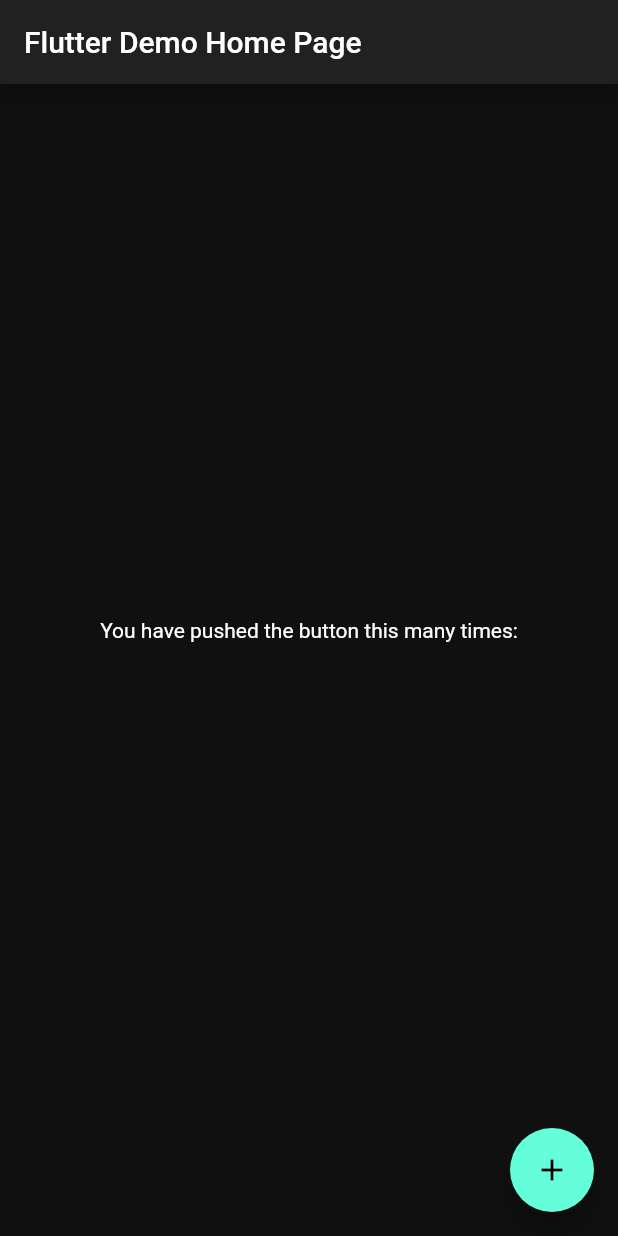
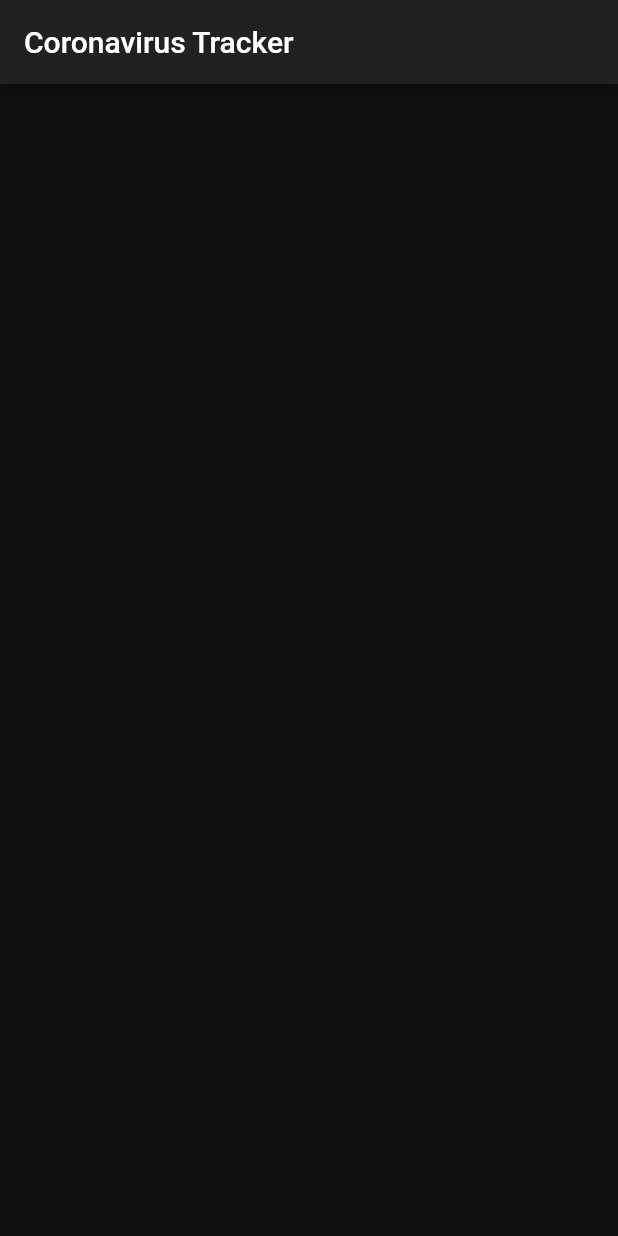
Before and after one commit to game123/corona, a Flutter app: the screen it shows after launch, on a phone screen of 412 x 824 dp. Run offline on Flutter 3.47's test engine with Material 2 defaults, Android fonts, the phone set to English and light mode, and no system bars.

Commit message:
UI class added

```diff
--- /dev/null
+++ b/lib/app/ui/dashboard.dart
@@ -0,0 +1,17 @@
+import 'package:flutter/material.dart';
+
+class Dashboard extends StatefulWidget {
+  @override
+  _DashboardState createState() => _DashboardState();
+}
+
+class _DashboardState extends State<Dashboard> {
+  @override
+  Widget build(BuildContext context) {
+    return Scaffold(
+      appBar: AppBar(
+        title: Text('Coronavirus Tracker'),
+      ),
+    );
+  }
+}
--- a/lib/main.dart
+++ b/lib/main.dart
@@ -4,6 +4,7 @@ import 'package:provider/provider.dart';
 import 'app/repositories/data_repository.dart';
 import 'app/services/api.dart';
 import 'app/services/api_service.dart';
+import 'app/ui/dashboard.dart';
 
 void main() {
   runApp(MyApp());
@@ -24,112 +25,8 @@ class MyApp extends StatelessWidget {
           scaffoldBackgroundColor: Color(0xFF101010),
           cardColor: Color(0xFF222222),
         ),
-        home: MyHomePage(title: 'Flutter Demo Home Page'),
+        home: Dashboard(),
       ),
     );
   }
 }
-
-class MyHomePage extends StatefulWidget {
-  MyHomePage({Key key, this.title}) : super(key: key);
-
-  // This widget is the home page of your application. It is stateful, meaning
-  // that it has a State object (defined below) that contains fields that affect
-  // how it looks.
-
-  // This class is the configuration for the state. It holds the values (in this
-  // case the title) provided by the parent (in this case the App widget) and
-  // used by the build method of the State. Fields in a Widget subclass are
-  // always marked "final".
-
-  final String title;
-
-  @override
-  _MyHomePageState createState() => _MyHomePageState();
-}
-
-class _MyHomePageState extends State<MyHomePage> {
-  String _accessToken = '';
-  int _cases;
-  int _deaths;
-
-  Future<void> _updateAccessToken() async {
-    final apiService = APIService(API.sandbox());
-    final accessToken = await apiService.getAccessToken();
-    final cases = await apiService.getEndpointData(
-      accessToken: accessToken,
-      endpoint: Endpoint.cases,
-    );
-    final deaths = await apiService.getEndpointData(
-      accessToken: accessToken,
-      endpoint: Endpoint.deaths,
-    );
-    setState(() {
-      _accessToken = accessToken;
-      _cases = cases;
-      _deaths = deaths;
-    });
-  }
-
-  @override
-  Widget build(BuildContext context) {
-    // This method is rerun every time setState is called, for instance as done
-    // by the _incrementCounter method above.
-    //
-    // The Flutter framework has been optimized to make rerunning build methods
-    // fast, so that you can just rebuild anything that needs updating rather
-    // than having to individually change instances of widgets.
-    return Scaffold(
-      appBar: AppBar(
-        // Here we take the value from the MyHomePage object that was created by
-        // the App.build method, and use it to set our appbar title.
-        title: Text(widget.title),
-      ),
-      body: Center(
-        // Center is a layout widget. It takes a single child and positions it
-        // in the middle of the parent.
-        child: Column(
-          // Column is also a layout widget. It takes a list of children and
-          // arranges them vertically. By default, it sizes itself to fit its
-          // children horizontally, and tries to be as tall as its parent.
-          //
-          // Invoke "debug painting" (press "p" in the console, choose the
-          // "Toggle Debug Paint" action from the Flutter Inspector in Android
-          // Studio, or the "Toggle Debug Paint" command in Visual Studio Code)
-          // to see the wireframe for each widget.
-          //
-          // Column has various properties to control how it sizes itself and
-          // how it positions its children. Here we use mainAxisAlignment to
-          // center the children vertically; the main axis here is the vertical
-          // axis because Columns are vertical (the cross axis would be
-          // horizontal).
-          mainAxisAlignment: MainAxisAlignment.center,
-          children: <Widget>[
-            Text(
-              'You have pushed the button this many times:',
-            ),
-            Text(
-              '$_accessToken',
-              style: Theme.of(context).textTheme.headline4,
-            ),
-            if (_cases != null)
-              Text(
-                'cases: $_cases',
-                style: Theme.of(context).textTheme.headline4,
-              ),
-            if (_deaths != null)
-              Text(
-                'deaths: $_deaths',
-                style: Theme.of(context).textTheme.headline4,
-              ),
-          ],
-        ),
-      ),
-      floatingActionButton: FloatingActionButton(
-        onPressed: _updateAccessToken,
-        tooltip: 'Increment',
-        child: Icon(Icons.add),
-      ), // This trailing comma makes auto-formatting nicer for build methods.
-    );
-  }
-}
--- a/pubspec.yaml
+++ b/pubspec.yaml
@@ -24,7 +24,7 @@ dependencies:
   flutter:
     sdk: flutter
   http: ^0.12.1
-  provider: ^4.0.5
+  provider: ^4.1.2
 
   # The following adds the Cupertino Icons font to your application.
   # Use with the CupertinoIcons class for iOS style icons.
```
Also changed, not shown: lib/app/ui/endpoint_card.dart (added).
